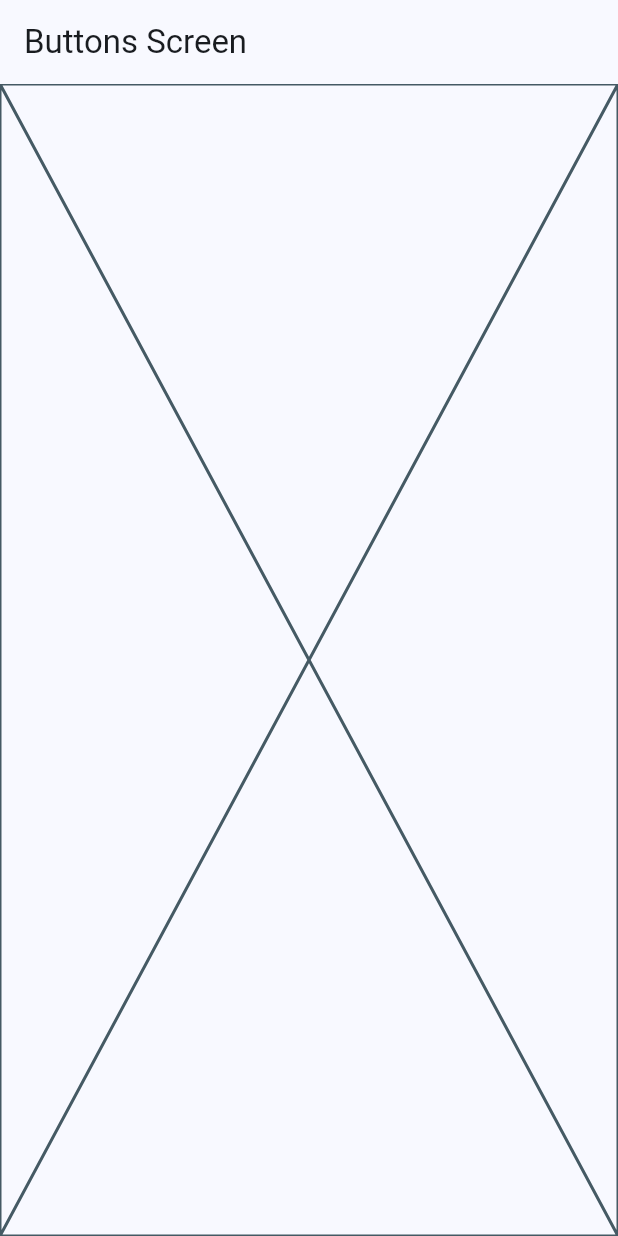
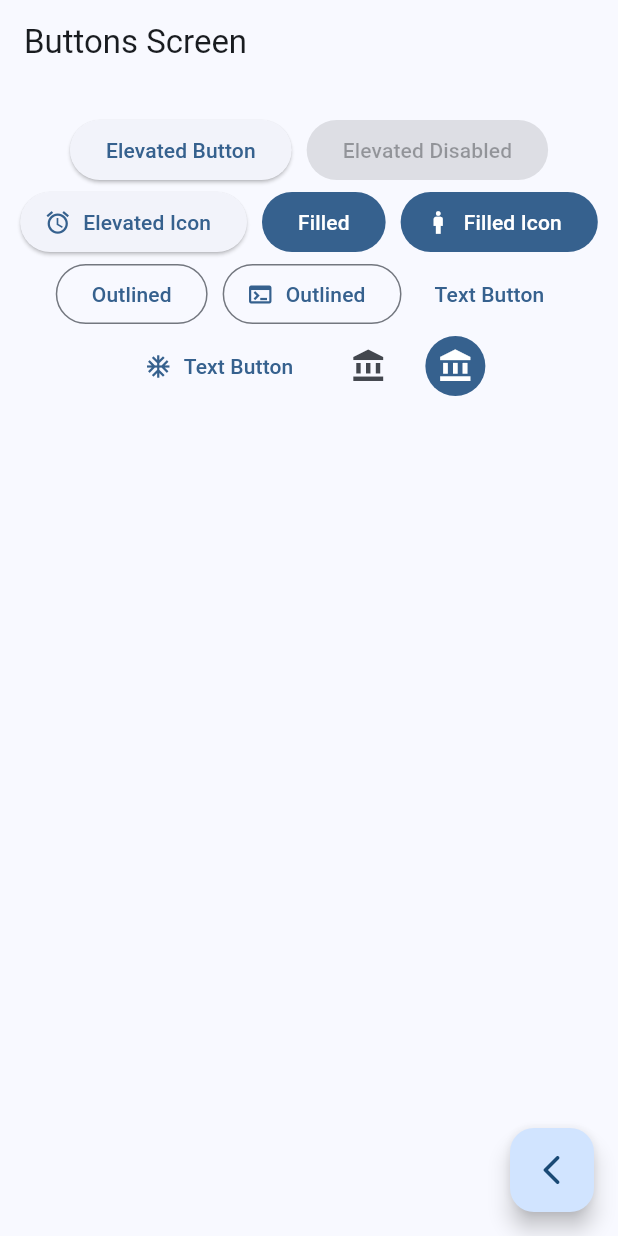
Before and after one commit to gabrielvejar/widgets_app, a Flutter app: the ButtonsScreen screen opened by its route, on a phone screen of 412 x 824 dp. Run offline on Flutter 3.47's test engine with Material 3 defaults, Android fonts, the phone set to English and light mode, and no system bars; our stand-ins replace go_router.

Commit message:
Add linter rules and enhance ButtonsScreen layout with buttons

```diff
--- a/analysis_options.yaml
+++ b/analysis_options.yaml
@@ -1 +1,6 @@
 include: package:flutter_lints/flutter.yaml
+
+linter:
+  rules:
+    prefer_const_constructors: true
+    prefer_const_literals_to_create_immutables: true
--- a/lib/presentation/screens/buttons/buttons_screen.dart
+++ b/lib/presentation/screens/buttons/buttons_screen.dart
@@ -1,7 +1,7 @@
 import 'package:flutter/material.dart';
+import 'package:go_router/go_router.dart';
 
 class ButtonsScreen extends StatelessWidget {
-
   static const String name = 'buttons_screen';
 
   const ButtonsScreen({super.key});
@@ -9,10 +9,82 @@ class ButtonsScreen extends StatelessWidget {
   @override
   Widget build(BuildContext context) {
     return Scaffold(
-      appBar: AppBar(
-        title: const Text('Buttons Screen'),
+      appBar: AppBar(title: const Text('Buttons Screen')),
+      body: const _ButtonsView(),
+      floatingActionButton: FloatingActionButton(
+        onPressed: () {
+          context.pop();
+        },
+        child: const Icon(Icons.arrow_back_ios_rounded),
       ),
-      body: Placeholder(),
     );
   }
 }
+
+class _ButtonsView extends StatelessWidget {
+  const _ButtonsView();
+
+  @override
+  Widget build(BuildContext context) {
+    final colors = Theme.of(context).colorScheme;
+
+    return SizedBox(
+      width: double.infinity,
+      child: Padding(
+        padding: const EdgeInsets.symmetric(horizontal: 10, vertical: 20),
+        child: Wrap(
+          alignment: WrapAlignment.center,
+          spacing: 10,
+          children: [
+            ElevatedButton(
+              onPressed: () {},
+              child: const Text('Elevated Button'),
+            ),
+            const ElevatedButton(
+              onPressed: null,
+              child: Text('Elevated Disabled'),
+            ),
+            ElevatedButton.icon(
+              onPressed: () {},
+              icon: const Icon(Icons.access_alarm_outlined),
+              label: const Text('Elevated Icon'),
+            ),
+            FilledButton(onPressed: () {}, child: const Text('Filled')),
+            FilledButton.icon(
+              onPressed: () {},
+              label: const Text('Filled Icon'),
+              icon: const Icon(Icons.man),
+            ),
+            OutlinedButton(onPressed: () {}, child: const Text('Outlined')),
+            OutlinedButton.icon(
+              onPressed: () {},
+              label: const Text('Outlined'),
+              icon: const Icon(Icons.terminal),
+            ),
+            TextButton(onPressed: () {}, child: const Text('Text Button')),
+            TextButton.icon(
+              onPressed: () {},
+              label: const Text('Text Button'),
+              icon: const Icon(Icons.ac_unit_outlined),
+            ),
+
+            // TODO: custom button
+
+            IconButton(
+              onPressed: () {},
+              icon: const Icon(Icons.account_balance),
+            ),
+            IconButton(
+              onPressed: () {},
+              icon: const Icon(Icons.account_balance),
+              style: ButtonStyle(
+                backgroundColor: WidgetStatePropertyAll(colors.primary),
+                iconColor: const WidgetStatePropertyAll(Colors.white)
+              ),
+            ),
+          ],
+        ),
+      ),
+    );
+  }
+}
--- a/lib/presentation/screens/home/home_screen.dart
+++ b/lib/presentation/screens/home/home_screen.dart
@@ -1,7 +1,6 @@
 import 'package:flutter/material.dart';
 import 'package:go_router/go_router.dart';
 import 'package:widgets_app/config/menu/menu_items.dart';
-import 'package:widgets_app/presentation/screens/cards/cards_screen.dart';
 
 class HomeScreen extends StatelessWidget {
 
```
